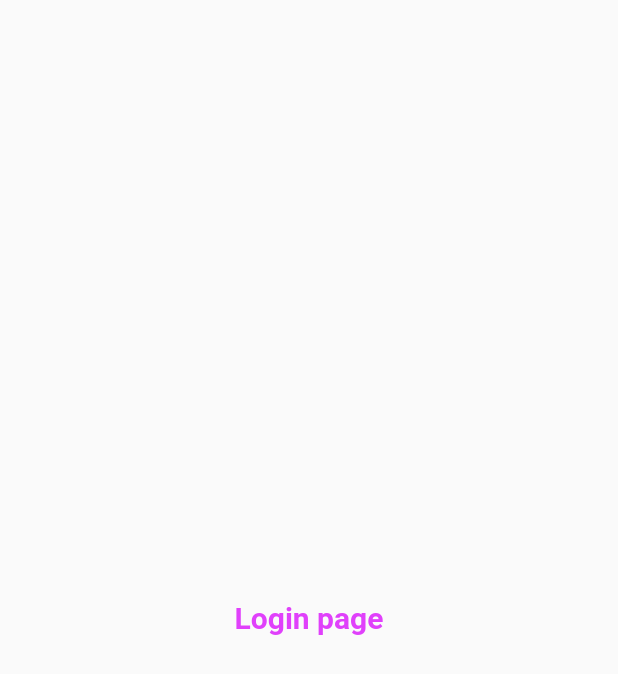
After one commit to raaxas7/flutter1, a Flutter app: the screen it shows after launch, on a phone screen of 412 x 824 dp. The commit adds this screen. Shown: the top 674 px of the screen. Run offline on Flutter 3.47's test engine with Material 2 defaults, Android fonts, the phone set to English and light mode, and no system bars.

Commit message:
day 3 completed

```diff
--- a/lib/main.dart
+++ b/lib/main.dart
@@ -1,5 +1,6 @@
 import 'package:flutter/material.dart';
-import 'package:new_app/home_page.dart';
+import 'package:new_app/pages/home_page.dart';
+import 'package:new_app/pages/loginpage.dart';
 
 void main() {
   runApp(MyApp());
@@ -11,10 +12,18 @@ class MyApp extends StatelessWidget {
     int days = 30;
     String name = "rajat";
     return MaterialApp(
-      home: Homepage(
 
+      themeMode: ThemeMode.dark,
+      theme: ThemeData(primarySwatch: Colors.deepPurple),
+      darkTheme: ThemeData(
+        brightness: Brightness.light,
+        primarySwatch: Colors.deepPurple,
       ),
+      routes:{
+        "/":(context)=>loginpage(),
 
+        "/login":(context)=>loginpage(),
+      }
     );
   }
 }
--- a/lib/home_page.dart
+++ b/lib/pages/home_page.dart
@@ -15,7 +15,9 @@ class Homepage extends StatelessWidget {
             Container(
               child: Text("welcome to $days days of flutter by $name")),
       ),
-      drawer: Drawer(),
+      drawer: Drawer(
+
+      ),
     );
   }
 }
--- /dev/null
+++ b/lib/pages/loginpage.dart
@@ -0,0 +1,14 @@
+import 'package:flutter/material.dart';
+
+class loginpage extends StatelessWidget {
+  const loginpage({ Key? key }) : super(key: key);
+
+  @override
+  Widget build(BuildContext context) {
+    return Material(
+      child: Center(
+        child:Text("Login page",style: TextStyle(fontSize: 20,color: Colors.purpleAccent,fontWeight: FontWeight.bold),)
+         ),
+    );
+  }
+}
```
Also changed, not shown: 1 other file.
